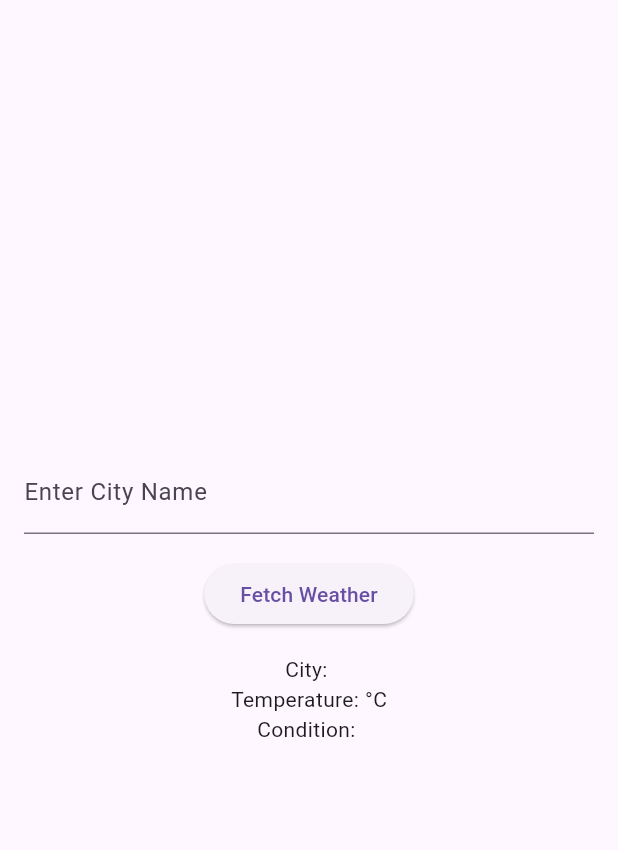
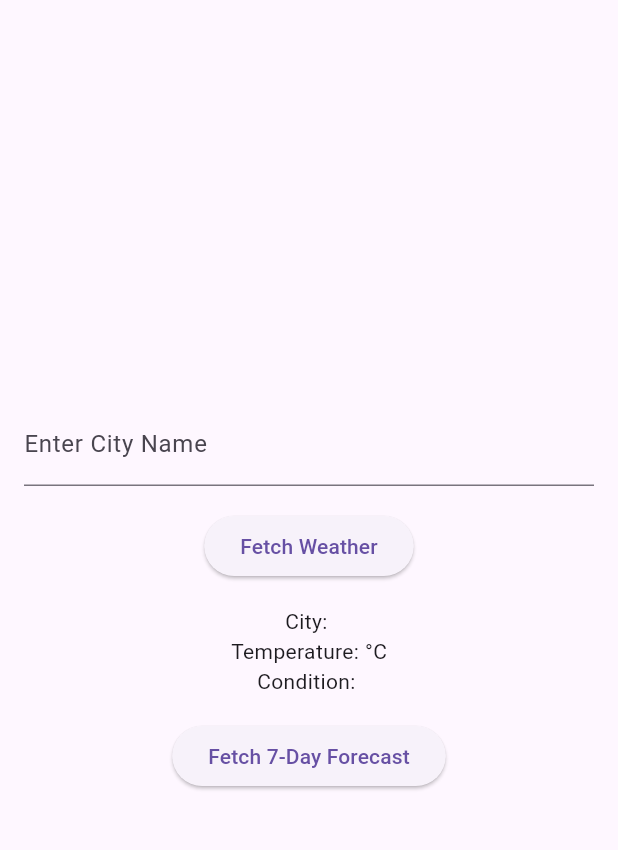
Before and after one commit to BugBeater147/weather_info_app, a Flutter app: the screen it shows after launch, on a phone screen of 412 x 824 dp, the part 63-913 px from its top. Run offline on Flutter 3.47's test engine with Material 3 defaults, Android fonts, the phone set to English and light mode, and no system bars.

Commit message:
Implemented 7-day weather forecast feature

```diff
--- a/lib/main.dart
+++ b/lib/main.dart
@@ -26,6 +26,7 @@ class _WeatherHomeState extends State<WeatherHome> {
   String city = '';
   String temperature = '';
   String condition = '';
+  List<String> forecast = []; // List to hold the 7-day forecast data
 
   // Function to simulate fetching weather data
   void fetchWeather() {
@@ -37,6 +38,19 @@ class _WeatherHomeState extends State<WeatherHome> {
       final conditions = ['Sunny', 'Cloudy', 'Rainy'];
       condition = conditions[
           random.nextInt(conditions.length)]; // Random weather condition
+    });
+  }
+
+  // Function to simulate fetching 7-day weather forecast
+  void fetch7DayForecast() {
+    final random = Random();
+    setState(() {
+      forecast = List.generate(7, (index) {
+        final temp = (15 + random.nextInt(15)).toString();
+        final conditions = ['Sunny', 'Cloudy', 'Rainy'];
+        final condition = conditions[random.nextInt(conditions.length)];
+        return 'Day ${index + 1}: $temp°C, $condition';
+      });
     });
   }
 
@@ -65,6 +79,14 @@ class _WeatherHomeState extends State<WeatherHome> {
             Text('City: $city'),
             Text('Temperature: $temperature°C'),
             Text('Condition: $condition'),
+            SizedBox(height: 16),
+            // Button to fetch 7-day forecast
+            ElevatedButton(
+              onPressed: fetch7DayForecast,
+              child: Text('Fetch 7-Day Forecast'),
+            ),
+            // Display the 7-day forecast
+            ...forecast.map((day) => Text(day)).toList(),
           ],
         ),
       ),
```
